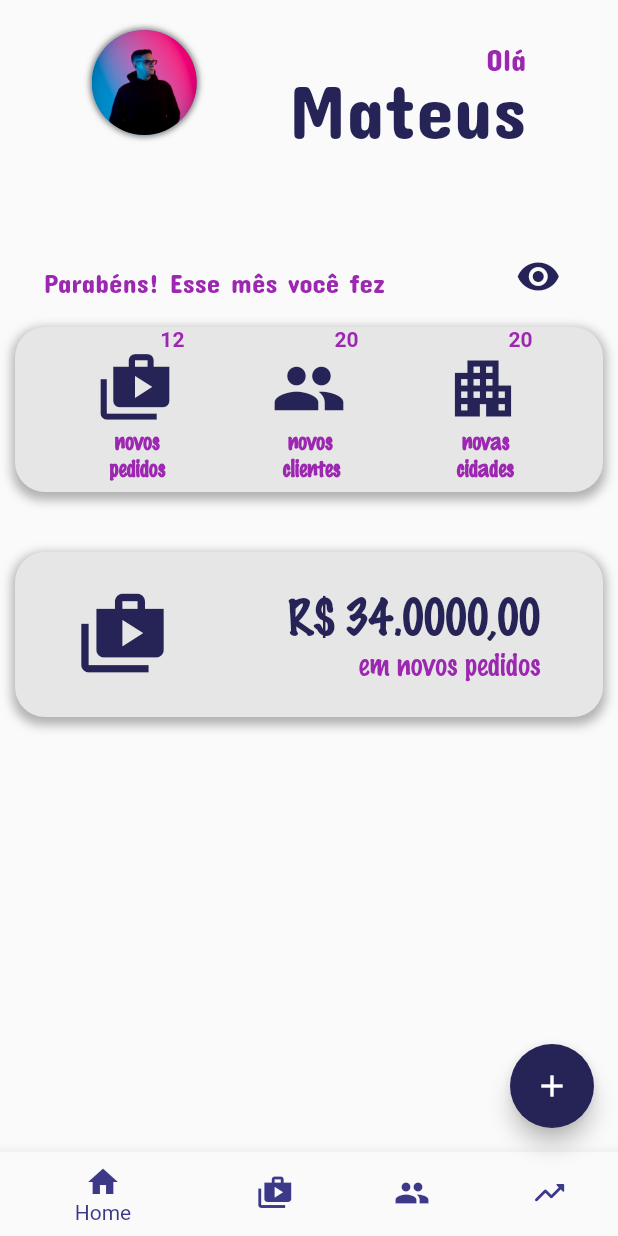
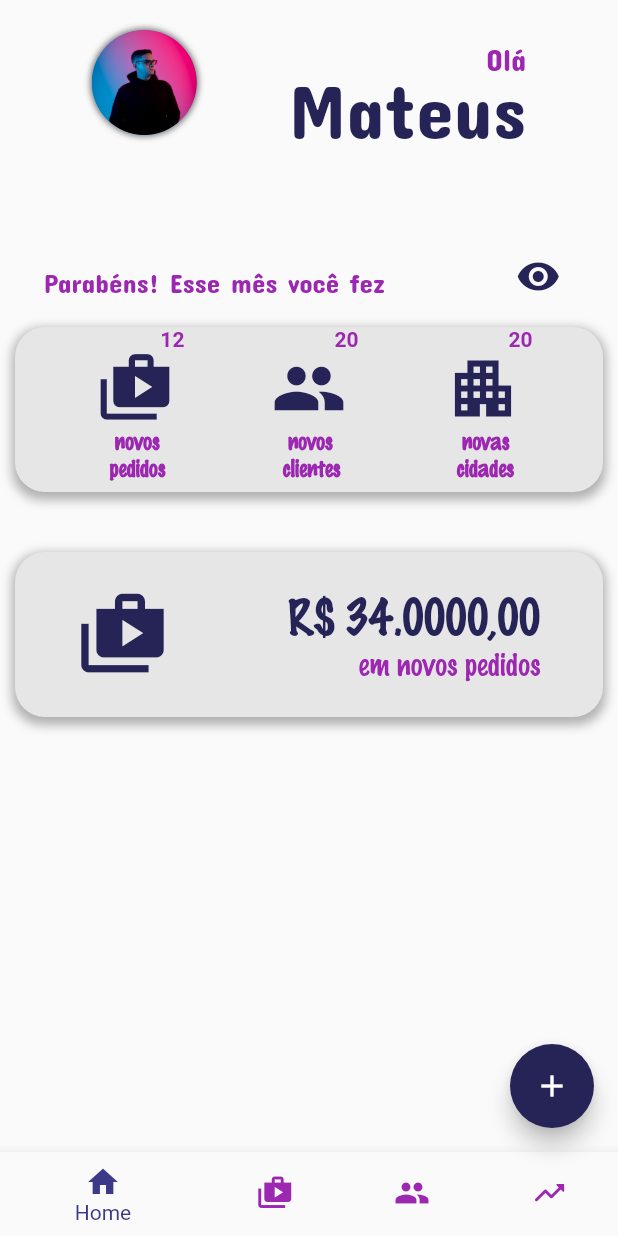
Before and after one commit to menesesdev/desafio_layout, a Flutter app: the screen it shows after launch, on a phone screen of 412 x 824 dp. Run offline on Flutter 3.47's test engine with Material 2 defaults, Android fonts, the light colour scheme and no system bars; drawn by our look-alikes of flutter_expandable_fab; Roboto replaces fonts that are missing (Concert_One).

Commit message:
atualizando bottom nav bar

```diff
--- a/lib/pages/perfil.dart
+++ b/lib/pages/perfil.dart
@@ -15,7 +15,7 @@ class Perfil extends StatefulWidget {
 }
 
 class _PerfilState extends State<Perfil> {
-  int _selectedIndex = 0;
+  int _selectedIndex = 0; //controla o índice do item selecionado.
 
   void _onItemTapped(int index) {
     setState(() {
@@ -134,22 +134,26 @@ class _PerfilState extends State<Perfil> {
           BottomNavigationBarItem(
             icon: Icon(
               Icons.home,
-              color: Color.fromARGB(255, 60, 57, 137),
             ),
             label: "Home",
           ),
           BottomNavigationBarItem(
-            icon: Icon(Icons.shop_2, color: Color.fromARGB(255, 60, 57, 137)),
-            label: "Search",
+            icon: Icon(
+              Icons.shop_2,
+            ),
+            label: "pedidos",
           ),
           BottomNavigationBarItem(
-            icon: Icon(Icons.people, color: Color.fromARGB(255, 60, 57, 137)),
-            label: "Settings",
+            icon: Icon(
+              Icons.people,
+            ),
+            label: "clientes",
           ),
           BottomNavigationBarItem(
-            icon: Icon(Icons.trending_up_rounded,
-                color: Color.fromARGB(255, 60, 57, 137)),
-            label: "Settings",
+            icon: Icon(
+              Icons.trending_up_rounded,
+            ),
+            label: "estatísticas",
           ),
         ],
         selectedItemColor: const Color.fromARGB(255, 60, 57, 137),
```
